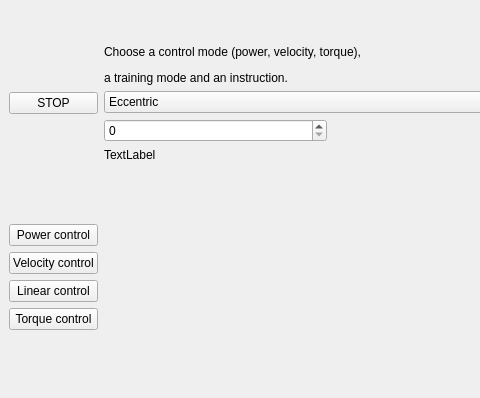
Old version of the form ergocycle_gui.ui in the repository s2mLab/ControlOdrive; both pictures show x 0 to 480 and y 0 to 398 of the 1022 by 398 pixel window.
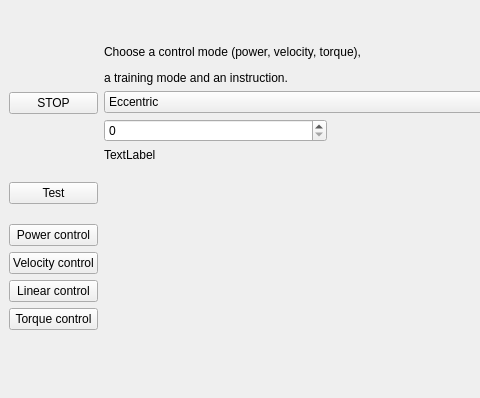
New version of the form.

Commit message: Test vel cons

Diff of the .ui file:
```diff
--- a/ergocycle_gui.ui
+++ b/ergocycle_gui.ui
@@ -250,6 +250,13 @@
         </property>
        </spacer>
       </item>
+      <item row="1" column="0">
+       <widget class="QPushButton" name="test_pushButton">
+        <property name="text">
+         <string>Test</string>
+        </property>
+       </widget>
+      </item>
      </layout>
     </item>
    </layout>
```
The commit also changes 3 other files.
